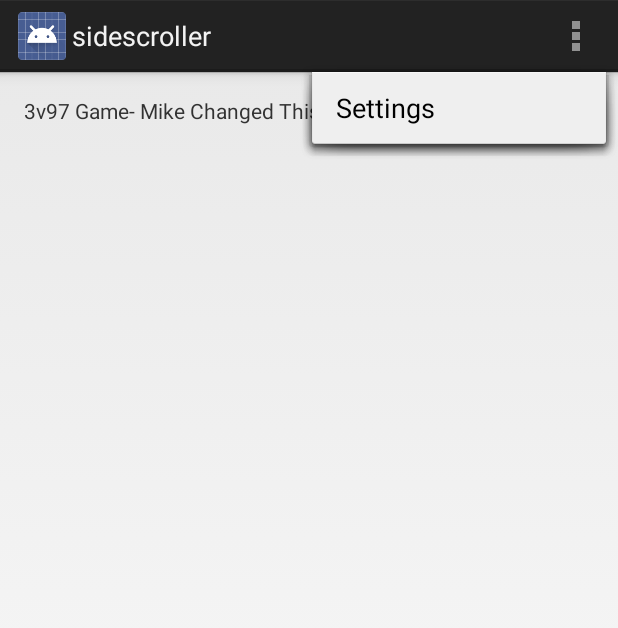
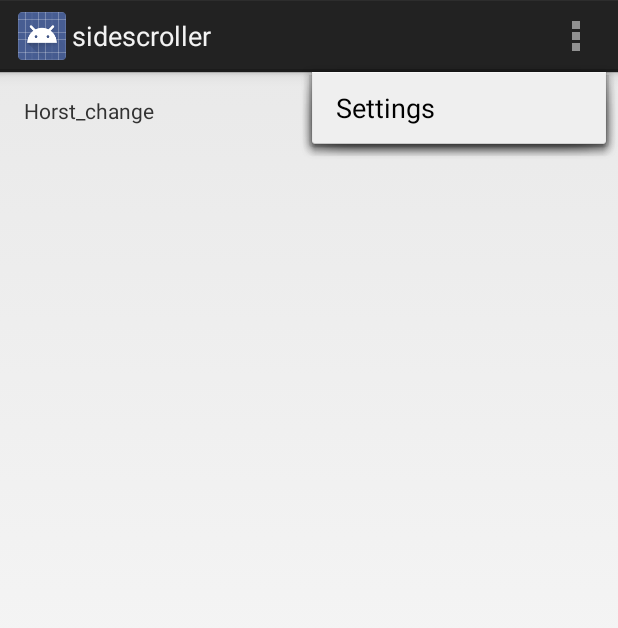
Before and after one commit to davidnadeau/android-sidescroller, an Android app: the screen it shows after launch (MainActivity), with the options menu open, on a phone screen of 412 x 824 dp. Shown: the top 628 px of the screen. Run offline under Robolectric (Android 15) with nearby library versions, the phone set to English and light mode, and no system bars.

Commit message:
<message>

```diff
--- a/sidescroller/sidescroller/src/main/res/values/strings.xml
+++ b/sidescroller/sidescroller/src/main/res/values/strings.xml
@@ -3,6 +3,7 @@
 
     <string name="app_name">sidescroller</string>
     <string name="action_settings">Settings</string>
-    <string name="hello_world">3v97 Game- Mike Changed This!</string>
+    <string name="hello_world">Horst_change</string>
+
 
 </resources>
```
